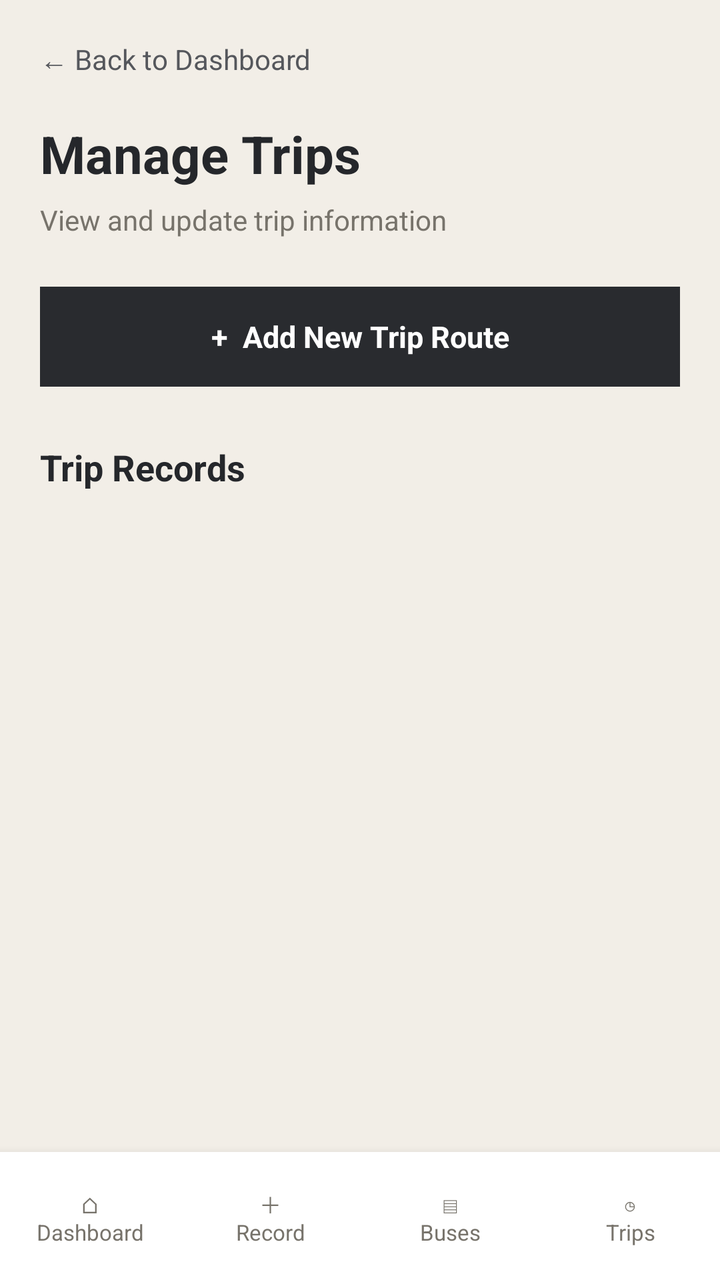
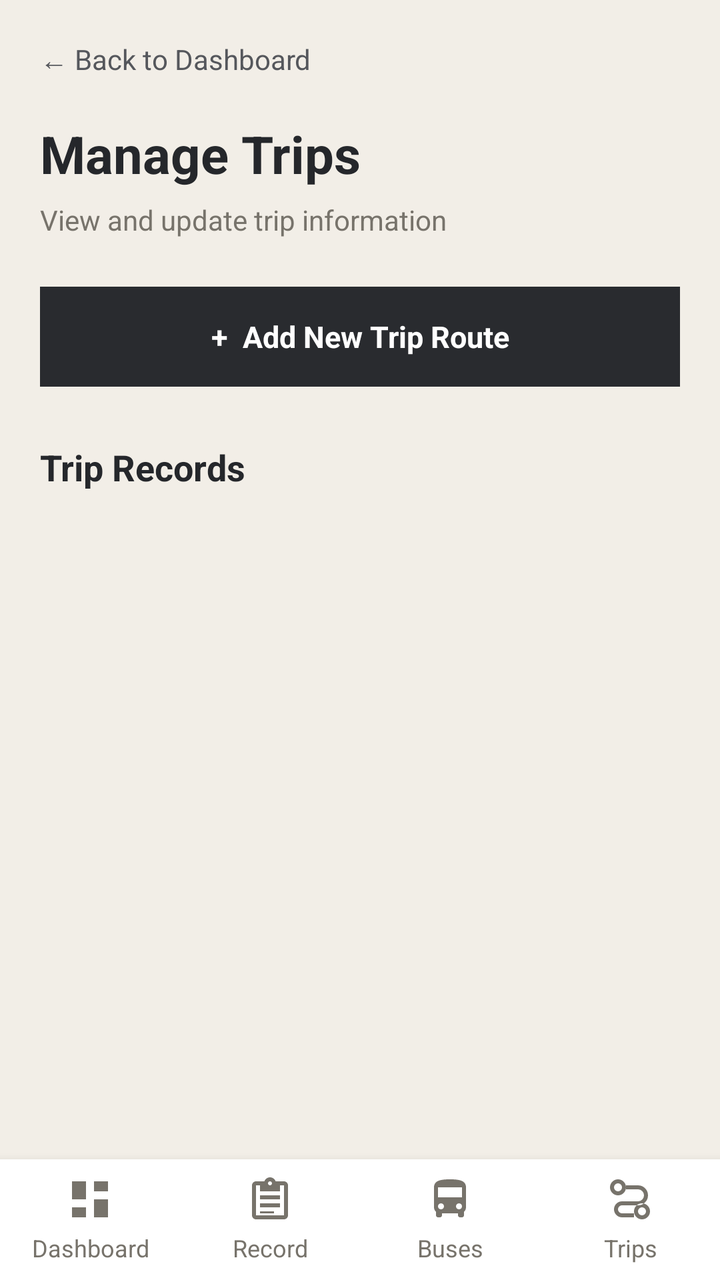

An Android layout rendered at two revisions. The XML below is the earlier revision; the diff shows what the commit changed to produce the second picture.
<!-- AndroidManifest.xml: application theme Theme.PabamaApp -->
<!-- res/layout/activity_manage_trips.xml -->
<LinearLayout xmlns:android="http://schemas.android.com/apk/res/android"
    android:id="@+id/main"
    android:layout_width="match_parent"
    android:layout_height="match_parent"
    android:orientation="vertical"
    android:background="@color/background">

    <ScrollView
        android:layout_width="match_parent"
        android:layout_height="0dp"
        android:layout_weight="1"
        android:fillViewport="true">

        <LinearLayout
            android:layout_width="match_parent"
            android:layout_height="wrap_content"
            android:orientation="vertical"
            android:padding="20dp">

            <TextView
                android:id="@+id/btnBack"
                android:layout_width="wrap_content"
                android:layout_height="wrap_content"
                android:singleLine="true"
                android:text="← Back to Dashboard"
                android:textColor="@color/secondary"
                android:textSize="14sp" />

            <TextView
                android:layout_width="wrap_content"
                android:layout_height="wrap_content"
                android:layout_marginTop="20dp"
                android:text="Manage Trips"
                android:textColor="@color/text_primary"
                android:textSize="26sp"
                android:textStyle="bold" />

            <TextView
                android:layout_width="wrap_content"
                android:layout_height="wrap_content"
                android:layout_marginTop="6dp"
                android:text="View and update trip information"
                android:textColor="@color/text_secondary"
                android:textSize="14sp" />

            <TextView
                android:id="@+id/btnAddTrip"
                android:layout_width="match_parent"
                android:layout_height="50dp"
                android:layout_marginTop="24dp"
                android:gravity="center"
                android:background="@color/primary"
                android:text="+  Add New Trip Route"
                android:textColor="@color/surface"
                android:textSize="15sp"
                android:textStyle="bold" />

            <TextView
                android:layout_width="wrap_content"
                android:layout_height="wrap_content"
                android:layout_marginTop="28dp"
                android:text="Trip Records"
                android:textColor="@color/text_primary"
                android:textSize="18sp"
                android:textStyle="bold" />

            <LinearLayout
                android:id="@+id/containerTripRecords"
                android:layout_width="match_parent"
                android:layout_height="wrap_content"
                android:layout_marginTop="12dp"
                android:orientation="vertical" />

        </LinearLayout>

    </ScrollView>

    <include
        layout="@layout/layout_staff_bottom_nav"
        android:layout_width="match_parent"
        android:layout_height="64dp" />

</LinearLayout>
<!-- res/layout/layout_staff_bottom_nav.xml (included above) -->
<LinearLayout xmlns:android="http://schemas.android.com/apk/res/android"
    android:layout_width="match_parent"
    android:layout_height="wrap_content"
    android:orientation="horizontal"
    android:background="@color/surface"
    android:elevation="8dp"
    android:paddingTop="10dp"
    android:paddingBottom="10dp">

    <TextView
        android:id="@+id/btnStaffDashboard"
        android:layout_width="0dp"
        android:layout_height="wrap_content"
        android:layout_weight="1"
        android:gravity="center"
        android:padding="8dp"
        android:text="⌂&#10;Dashboard"
        android:textColor="@color/text_secondary"
        android:textSize="11sp" />

    <TextView
        android:id="@+id/btnStaffRecord"
        android:layout_width="0dp"
        android:layout_height="wrap_content"
        android:layout_weight="1"
        android:gravity="center"
        android:padding="8dp"
        android:text="＋&#10;Record"
        android:textColor="@color/text_secondary"
        android:textSize="11sp" />

    <TextView
        android:id="@+id/btnStaffBuses"
        android:layout_width="0dp"
        android:layout_height="wrap_content"
        android:layout_weight="1"
        android:gravity="center"
        android:padding="8dp"
        android:text="▤&#10;Buses"
        android:textColor="@color/text_secondary"
        android:textSize="11sp" />

    <TextView
        android:id="@+id/btnStaffTrips"
        android:layout_width="0dp"
        android:layout_height="wrap_content"
        android:layout_weight="1"
        android:gravity="center"
        android:padding="8dp"
        android:text="◷&#10;Trips"
        android:textColor="@color/text_secondary"
        android:textSize="11sp" />

</LinearLayout>
<!-- resources referenced by this layout -->
<resources>
  <style name="Theme.PabamaApp" parent="Theme.Material3.DayNight.NoActionBar">
          <item name="colorPrimary">@color/primary</item>
          <item name="colorPrimaryVariant">@color/primary_dark</item>
          <item name="colorOnPrimary">@color/white</item>
          <item name="colorSecondary">@color/accent</item>
          <item name="android:statusBarColor">@color/primary_dark</item>
          <item name="android:windowBackground">@color/background</item>
      </style>
  <!-- unchanged entries left out for length: 9 -->
</resources>

<!-- the commit's change to res/layout/activity_manage_trips.xml (unified diff, before → after) -->
@@ -78,7 +78,7 @@
     <include
         layout="@layout/layout_staff_bottom_nav"
         android:layout_width="match_parent"
-        android:layout_height="64dp" />
+        android:layout_height="wrap_content" />
 
 </LinearLayout>
 <!-- res/layout/layout_staff_bottom_nav.xml (included above) -->
@@ -88,8 +88,8 @@
     android:orientation="horizontal"
     android:background="@color/surface"
     android:elevation="8dp"
-    android:paddingTop="10dp"
-    android:paddingBottom="10dp">
+    android:paddingTop="4dp"
+    android:paddingBottom="4dp">
 
     <TextView
         android:id="@+id/btnStaffDashboard"
@@ -97,10 +97,13 @@
         android:layout_height="wrap_content"
         android:layout_weight="1"
         android:gravity="center"
-        android:padding="8dp"
-        android:text="⌂&#10;Dashboard"
+        android:padding="4dp"
+        android:text="Dashboard"
         android:textColor="@color/text_secondary"
-        android:textSize="11sp" />
+        android:textSize="12sp"
+        android:drawableTop="@drawable/ic_nav_dashboard"
+        android:drawablePadding="4dp"
+        android:drawableTint="@color/text_secondary" />
 
     <TextView
         android:id="@+id/btnStaffRecord"
@@ -108,10 +111,13 @@
         android:layout_height="wrap_content"
         android:layout_weight="1"
         android:gravity="center"
-        android:padding="8dp"
-        android:text="＋&#10;Record"
+        android:padding="4dp"
+        android:text="Record"
         android:textColor="@color/text_secondary"
-        android:textSize="11sp" />
+        android:textSize="12sp"
+        android:drawableTop="@drawable/ic_nav_record"
+        android:drawablePadding="4dp"
+        android:drawableTint="@color/text_secondary" />
 
     <TextView
         android:id="@+id/btnStaffBuses"
@@ -119,10 +125,13 @@
         android:layout_height="wrap_content"
         android:layout_weight="1"
         android:gravity="center"
-        android:padding="8dp"
-        android:text="▤&#10;Buses"
+        android:padding="4dp"
+        android:text="Buses"
         android:textColor="@color/text_secondary"
-        android:textSize="11sp" />
+        android:textSize="12sp"
+        android:drawableTop="@drawable/ic_nav_bus"
+        android:drawablePadding="4dp"
+        android:drawableTint="@color/text_secondary" />
 
     <TextView
         android:id="@+id/btnStaffTrips"
@@ -130,9 +139,12 @@
         android:layout_height="wrap_content"
         android:layout_weight="1"
         android:gravity="center"
-        android:padding="8dp"
-        android:text="◷&#10;Trips"
+        android:padding="4dp"
+        android:text="Trips"
         android:textColor="@color/text_secondary"
-        android:textSize="11sp" />
+        android:textSize="12sp"
+        android:drawableTop="@drawable/ic_nav_trips"
+        android:drawablePadding="4dp"
+        android:drawableTint="@color/text_secondary" />
 
 </LinearLayout>
<!-- resource entries referenced after the edit -->
@@ -1,13 +1,113 @@
 <!-- resources referenced by this layout -->
 <resources>
+  <!-- drawable ic_nav_bus (drawable) -->
+  <vector xmlns:android="http://schemas.android.com/apk/res/android"
+      android:width="24dp"
+      android:height="24dp"
+      android:viewportWidth="24"
+      android:viewportHeight="24">
+  
+      <path
+          android:fillColor="#000000"
+          android:pathData="M4,16c0,0.88 0.39,1.67 1,2.22V20c0,0.55 0.45,1 1,1h1c0.55,0 1,-0.45 1,-1v-1h8v1c0,0.55 0.45,1 1,1h1c0.55,0 1,-0.45 1,-1v-1.78c0.61,-0.55 1,-1.34 1,-2.22V6c0,-3.5 -3.58,-4 -8,-4S4,2.5 4,6v10zM7.5,17c-0.83,0 -1.5,-0.67 -1.5,-1.5S6.67,14 7.5,14 9,14.67 9,15.5 8.33,17 7.5,17zM16.5,17c-0.83,0 -1.5,-0.67 -1.5,-1.5s0.67,-1.5 1.5,-1.5 1.5,0.67 1.5,1.5 -0.67,1.5 -1.5,1.5zM18,11H6V6h12v5z" />
+  
+  </vector>
+  <!-- drawable ic_nav_dashboard (drawable) -->
+  <vector xmlns:android="http://schemas.android.com/apk/res/android"
+      android:width="24dp"
+      android:height="24dp"
+      android:viewportWidth="24"
+      android:viewportHeight="24">
+  
+      <path
+          android:fillColor="#000000"
+          android:pathData="M3,3h7v9H3zM14,3h7v5h-7zM14,12h7v9h-7zM3,16h7v5H3z" />
+  
+  </vector>
+  <!-- drawable ic_nav_record (drawable) -->
+  <vector xmlns:android="http://schemas.android.com/apk/res/android"
+      android:width="24dp"
+      android:height="24dp"
+      android:viewportWidth="24"
+      android:viewportHeight="24">
+  
+      <path
+          android:fillColor="#000000"
+          android:pathData="M19,3h-4.18C14.4,1.84 13.3,1 12,1s-2.4,0.84 -2.82,2H5c-1.1,0 -2,0.9 -2,2v15c0,1.1 0.9,2 2,2h14c1.1,0 2,-0.9 2,-2V5c0,-1.1 -0.9,-2 -2,-2zM12,3c0.55,0 1,0.45 1,1s-0.45,1 -1,1 -1,-0.45 -1,-1 0.45,-1 1,-1zM19,20H5V5h2v3h10V5h2zM7,10h10v2H7zM7,14h10v2H7zM7,18h7v1H7z" />
+  
+  </vector>
+  <!-- drawable ic_nav_trips (drawable) -->
+  <vector xmlns:android="http://schemas.android.com/apk/res/android"
+      android:width="24dp"
+      android:height="24dp"
+      android:viewportWidth="24"
+      android:viewportHeight="24">
+  
+      <path
+          android:fillColor="#000000"
+          android:pathData="M6,2a4,4 0,1 0,0 8a4,4 0,1 0,0 -8zM6,4a2,2 0,1 1,0 4a2,2 0,1 1,0 -4zM18,14a4,4 0,1 0,0 8a4,4 0,1 0,0 -8zM18,16a2,2 0,1 1,0 4a2,2 0,1 1,0 -4zM10,5h6a5,5 0,0 1,0 10H8a2,2 0,0 0,0 4h6v2H8a4,4 0,0 1,0 -8h8a3,3 0,0 0,0 -6h-6z" />
+  
+  </vector>
   <style name="Theme.PabamaApp" parent="Theme.Material3.DayNight.NoActionBar">
+  
           <item name="colorPrimary">@color/primary</item>
           <item name="colorPrimaryVariant">@color/primary_dark</item>
           <item name="colorOnPrimary">@color/white</item>
           <item name="colorSecondary">@color/accent</item>
           <item name="android:statusBarColor">@color/primary_dark</item>
           <item name="android:windowBackground">@color/background</item>
+  
+          
+          <item name="android:windowAnimationStyle">@style/NoActivityAnimation</item>
+  
+          
+          <item name="alertDialogTheme">@style/Theme.PabamaApp.Dialog</item>
+  
       </style>
+  <style name="NoActivityAnimation">
+          <item name="android:activityOpenEnterAnimation">@null</item>
+          <item name="android:activityOpenExitAnimation">@null</item>
+          <item name="android:activityCloseEnterAnimation">@null</item>
+          <item name="android:activityCloseExitAnimation">@null</item>
+  
+          <item name="android:taskOpenEnterAnimation">@null</item>
+          <item name="android:taskOpenExitAnimation">@null</item>
+          <item name="android:taskCloseEnterAnimation">@null</item>
+          <item name="android:taskCloseExitAnimation">@null</item>
+  
+          <item name="android:windowEnterAnimation">@null</item>
+          <item name="android:windowExitAnimation">@null</item>
+      </style>
+  <style name="Theme.PabamaApp.Dialog" parent="ThemeOverlay.AppCompat.Dialog.Alert">
+          <item name="android:windowAnimationStyle">@style/NoActivityAnimation</item>
+  
+          <item name="colorAccent">@color/dialog_action</item>
+          <item name="android:colorAccent">@color/dialog_action</item>
+  
+          <item name="android:colorBackground">@color/dialog_background</item>
+          <item name="android:textColorPrimary">@color/dialog_text</item>
+          <item name="android:textColorSecondary">@color/dialog_hint</item>
+          <item name="android:textColorHint">@color/dialog_hint</item>
+  
+          <item name="buttonBarPositiveButtonStyle">@style/DialogActionButton</item>
+          <item name="buttonBarNegativeButtonStyle">@style/DialogCancelButton</item>
+          <item name="buttonBarNeutralButtonStyle">@style/DialogDeleteButton</item>
+  
+      </style>
+  <color name="dialog_action">#F4B942</color>
+  <color name="dialog_background">#404040</color>
+  <color name="dialog_text">#FFFFFF</color>
+  <color name="dialog_hint">#D1D1D1</color>
+  <style name="DialogActionButton" parent="Widget.AppCompat.Button.ButtonBar.AlertDialog">
+          <item name="android:textColor">@color/dialog_action</item>
+      </style>
+  <style name="DialogCancelButton" parent="Widget.AppCompat.Button.ButtonBar.AlertDialog">
+          <item name="android:textColor">@color/dialog_text</item>
+      </style>
+  <style name="DialogDeleteButton" parent="Widget.AppCompat.Button.ButtonBar.AlertDialog">
+          <item name="android:textColor">@color/dialog_delete</item>
+      </style>
+  <color name="dialog_delete">#FF8A80</color>
   <!-- unchanged entries left out for length: 9 -->
 </resources>
 
